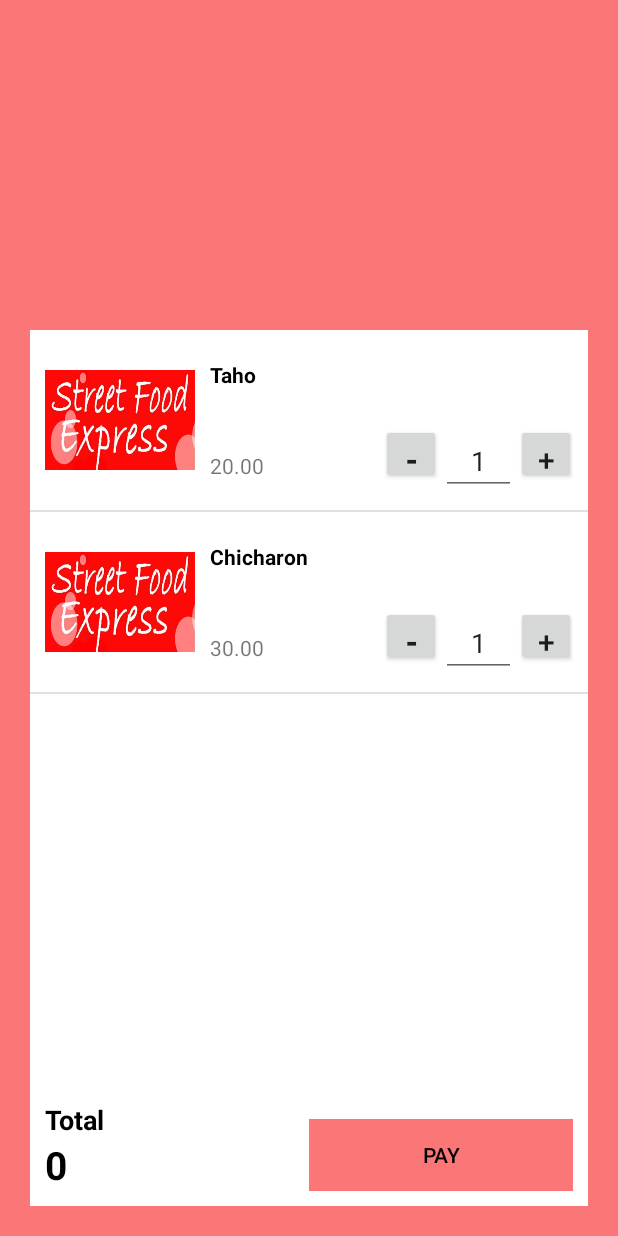
After one commit to itsmitchyyyy/StreetFoodExpress, an Android app: the OrderActivity screen opened directly, with no data from a screen before it, on a phone screen of 412 x 824 dp. The commit adds this screen. Run offline under Robolectric (Android 15) with nearby library versions, the phone set to English and light mode, and no system bars.

Commit message:
Order Activity

```diff
--- a/app/src/main/AndroidManifest.xml
+++ b/app/src/main/AndroidManifest.xml
@@ -2,7 +2,7 @@
 <manifest xmlns:android="http://schemas.android.com/apk/res/android"
     package="com.example.administrator.streetfood">
 
-    <uses-permission android:name="android.permission.INTERNET"></uses-permission>
+    <uses-permission android:name="android.permission.INTERNET" />
 
     <application
         android:allowBackup="true"
@@ -19,7 +19,8 @@
             </intent-filter>
         </activity>
         <activity android:name=".MainActivity" />
-        <activity android:name=".RegisterActivity"></activity>
+        <activity android:name=".RegisterActivity" />
+        <activity android:name=".OrderActivity"></activity>
     </application>
 
 </manifest>
--- a/app/src/main/java/com/example/administrator/streetfood/MainActivity.java
+++ b/app/src/main/java/com/example/administrator/streetfood/MainActivity.java
@@ -4,12 +4,14 @@ import android.content.Intent;
 import android.support.v7.app.AppCompatActivity;
 import android.os.Bundle;
 import android.view.View;
+import android.widget.Button;
 import android.widget.TextView;
 
 public class MainActivity extends AppCompatActivity implements View.OnClickListener {
 
 
     TextView registerNowButton;
+    Button loginButton;
 
     @Override
     protected void onCreate(Bundle savedInstanceState) {
@@ -17,14 +19,21 @@ public class MainActivity extends AppCompatActivity implements View.OnClickListe
         setContentView(R.layout.activity_main);
 
         registerNowButton = this.findViewById(R.id.textView2);
+        loginButton = this.findViewById(R.id.button);
 
         registerNowButton.setOnClickListener(this);
+        loginButton.setOnClickListener(this);
     }
 
     @Override
     public void onClick(View v) {
         int id = v.getId();
         switch(id){
+            case R.id.button:
+                Intent testIntent = new Intent(MainActivity.this, OrderActivity.class);
+                startActivity(testIntent);
+                finish();
+                break;
             case R.id.textView2:
                 Intent registerIntent = new Intent(MainActivity.this, RegisterActivity.class);
                 startActivity(registerIntent);
--- /dev/null
+++ b/app/src/main/java/com/example/administrator/streetfood/Order.java
@@ -0,0 +1,89 @@
+package com.example.administrator.streetfood;
+
+public class Order {
+    private int id, productId, customerId, quantity, productImage;
+    private double orderAmount, productPrice;
+    private String orderDate, orderName;
+
+    public Order(int productId, int customerId, int quantity, int productImage, double productPrice, String orderDate, String orderName) {
+        this.productId = productId;
+        this.customerId = customerId;
+        this.quantity = quantity;
+        this.productImage = productImage;
+        this.productPrice = productPrice;
+        this.orderDate = orderDate;
+        this.orderName = orderName;
+    }
+
+    public int getProductImage() {
+        return productImage;
+    }
+
+    public void setProductImage(int productImage) {
+        this.productImage = productImage;
+    }
+
+    public double getProductPrice() {
+        return productPrice;
+    }
+
+    public void setProductPrice(double productPrice) {
+        this.productPrice = productPrice;
+    }
+
+    public String getOrderName() {
+        return orderName;
+    }
+
+    public void setOrderName(String orderName) {
+        this.orderName = orderName;
+    }
+
+    public int getId() {
+        return id;
+    }
+
+    public void setId(int id) {
+        this.id = id;
+    }
+
+    public int getProductId() {
+        return productId;
+    }
+
+    public void setProductId(int productId) {
+        this.productId = productId;
+    }
+
+    public int getCustomerId() {
+        return customerId;
+    }
+
+    public void setCustomerId(int customerId) {
+        this.customerId = customerId;
+    }
+
+    public int getQuantity() {
+        return quantity;
+    }
+
+    public void setQuantity(int quantity) {
+        this.quantity = quantity;
+    }
+
+    public double getOrderAmount() {
+        return orderAmount;
+    }
+
+    public void setOrderAmount(double orderAmount) {
+        this.orderAmount = orderAmount;
+    }
+
+    public String getOrderDate() {
+        return orderDate;
+    }
+
+    public void setOrderDate(String orderDate) {
+        this.orderDate = orderDate;
+    }
+}
--- /dev/null
+++ b/app/src/main/java/com/example/administrator/streetfood/OrderActivity.java
@@ -0,0 +1,40 @@
+package com.example.administrator.streetfood;
+
+import android.support.v7.app.AppCompatActivity;
+import android.os.Bundle;
+import android.widget.ListView;
+import android.widget.TextView;
+
+import java.util.ArrayList;
+
+public class OrderActivity extends AppCompatActivity {
+
+    ListView listView;
+    OrderListAdapter orderListAdapter;
+    ArrayList<Order> orderList = new ArrayList<Order>();
+    TextView totalAmount;
+
+    @Override
+    protected void onCreate(Bundle savedInstanceState) {
+        super.onCreate(savedInstanceState);
+        setContentView(R.layout.activity_order);
+
+        orderList.add(new Order(1, 1, 20, R.drawable.streetfoodlogo, 20.00, "2019-01-01", "Taho"));
+        orderList.add(new Order(2, 2, 30, R.drawable.streetfoodlogo, 30.00, "2019-02-02", "Chicharon"));
+
+        orderListAdapter = new OrderListAdapter(this, orderList);
+        listView = findViewById(R.id.listView1);
+        totalAmount = findViewById(R.id.textView4);
+
+        listView.setAdapter(orderListAdapter);
+        totalAmount.setText(Integer.toString(getTotalAmount()));
+    }
+
+    public int getTotalAmount() {
+        int totalAmount = 0;
+        for (Order order: orderList) {
+            totalAmount += order.getOrderAmount();
+        }
+        return totalAmount;
+    }
+}
--- /dev/null
+++ b/app/src/main/java/com/example/administrator/streetfood/OrderListAdapter.java
@@ -0,0 +1,87 @@
+package com.example.administrator.streetfood;
+
+import android.content.Context;
+import android.text.Layout;
+import android.view.LayoutInflater;
+import android.view.View;
+import android.view.ViewGroup;
+import android.widget.ArrayAdapter;
+import android.widget.Button;
+import android.widget.EditText;
+import android.widget.ImageView;
+import android.widget.TextView;
+import android.widget.Toast;
+
+import java.util.ArrayList;
+
+public class OrderListAdapter extends ArrayAdapter<Order> {
+
+    public static ArrayList<Order> list;
+
+    static class ViewHolder {
+        ImageView orderImage;
+        TextView orderName, orderPrice;
+        Button btnDecrement, btnIncrement;
+        EditText stepCounter;
+    }
+
+    public OrderListAdapter(Context context, ArrayList<Order> resource) {
+        super(context, 0, resource);
+    }
+
+//    public getOrderAmount(){
+//
+//    }
+
+    @Override
+    public View getView(int position, View convertView, ViewGroup parent) {
+        final Order order = getItem(position);
+
+        final ViewHolder viewHolder;
+        if(convertView == null) {
+            viewHolder = new ViewHolder();
+            LayoutInflater inflater = LayoutInflater.from(getContext());
+            convertView = inflater.inflate(R.layout.order_layout, null);
+            viewHolder.orderImage = convertView.findViewById(R.id.imageView2);
+            viewHolder.orderName = convertView.findViewById(R.id.textView7);
+            viewHolder.orderPrice = convertView.findViewById(R.id.textView11);
+            viewHolder.btnDecrement = convertView.findViewById(R.id.button4);
+            viewHolder.btnIncrement = convertView.findViewById(R.id.button6);
+            viewHolder.stepCounter = convertView.findViewById(R.id.editText5);
+            convertView.setTag(viewHolder);
+        } else {
+            viewHolder = (ViewHolder) convertView.getTag();
+        }
+
+        viewHolder.orderImage.setImageResource(order.getProductImage());
+        viewHolder.orderName.setText(order.getOrderName());
+        viewHolder.orderPrice.setText(String.format("%.2f", order.getProductPrice()));
+        viewHolder.btnIncrement.setOnClickListener(new View.OnClickListener() {
+            @Override
+            public void onClick(View v) {
+                int currentQuantity = Integer.parseInt(viewHolder.stepCounter.getText().toString()) + 1;;
+                viewHolder.stepCounter.setText(Integer.toString(currentQuantity));
+
+                double amountOrder = order.getProductPrice() * currentQuantity;
+                order.setOrderAmount(amountOrder);
+
+                notifyDataSetChanged();
+
+            }
+        });
+        viewHolder.btnDecrement.setOnClickListener(new View.OnClickListener() {
+            @Override
+            public void onClick(View v) {
+                int currentQuantity = Integer.parseInt(viewHolder.stepCounter.getText().toString()) - 1;
+                viewHolder.stepCounter.setText(Integer.toString(currentQuantity));
+
+                double amountOrder = order.getProductPrice() * currentQuantity;
+                order.setOrderAmount(amountOrder);
+
+                notifyDataSetChanged();
+            }
+        });
+
+        return convertView;
+    }
+}
--- /dev/null
+++ b/app/src/main/res/layout/activity_order.xml
@@ -0,0 +1,82 @@
+<?xml version="1.0" encoding="utf-8"?>
+<LinearLayout xmlns:android="http://schemas.android.com/apk/res/android"
+    xmlns:app="http://schemas.android.com/apk/res-auto"
+    xmlns:tools="http://schemas.android.com/tools"
+    android:layout_width="match_parent"
+    android:layout_height="match_parent"
+    android:background="@color/customColor"
+    android:orientation="vertical"
+    tools:context=".OrderActivity">
+
+    <LinearLayout
+        android:layout_width="match_parent"
+        android:layout_height="200dp"
+        android:orientation="vertical">
+
+    </LinearLayout>
+
+    <LinearLayout
+        android:layout_width="match_parent"
+        android:layout_height="match_parent"
+        android:orientation="vertical"
+        android:padding="20dp">
+
+        <ListView
+            android:id="@+id/listView1"
+            android:layout_width="match_parent"
+            android:layout_height="252dp"
+            android:background="@android:color/background_light"
+            android:scrollbars="vertical" />
+
+        <LinearLayout
+            android:layout_width="match_parent"
+            android:layout_height="match_parent"
+            android:background="@android:color/background_light"
+            android:orientation="horizontal"
+            android:padding="10dp">
+
+            <LinearLayout
+                android:layout_width="match_parent"
+                android:layout_height="match_parent"
+                android:layout_weight="1"
+                android:gravity="bottom"
+                android:orientation="vertical">
+
+                <TextView
+                    android:id="@+id/textView"
+                    android:layout_width="match_parent"
+                    android:layout_height="wrap_content"
+                    android:text="Total"
+                    android:textColor="@android:color/black"
+                    android:textSize="18sp"
+                    android:textStyle="bold" />
+
+                <TextView
+                    android:id="@+id/textView4"
+                    android:layout_width="match_parent"
+                    android:layout_height="wrap_content"
+                    android:text="textView"
+                    android:textColor="@android:color/black"
+                    android:textSize="26sp"
+                    android:textStyle="bold" />
+            </LinearLayout>
+
+            <LinearLayout
+                android:layout_width="match_parent"
+                android:layout_height="match_parent"
+                android:layout_weight="1"
+                android:gravity="bottom"
+                android:orientation="vertical">
+
+                <Button
+                    android:id="@+id/button5"
+                    android:layout_width="match_parent"
+                    android:layout_height="wrap_content"
+                    android:background="@color/customColor"
+                    android:text="Pay"
+                    android:textColor="@android:color/black" />
+            </LinearLayout>
+        </LinearLayout>
+
+    </LinearLayout>
+</LinearLayout>
--- /dev/null
+++ b/app/src/main/res/layout/order_layout.xml
@@ -0,0 +1,81 @@
+<?xml version="1.0" encoding="utf-8"?>
+<LinearLayout xmlns:android="http://schemas.android.com/apk/res/android"
+    xmlns:app="http://schemas.android.com/apk/res-auto"
+    android:layout_width="match_parent"
+    android:layout_height="wrap_content"
+    android:padding="10dp">
+
+    <ImageView
+        android:id="@+id/imageView2"
+        android:layout_width="100dp"
+        android:layout_height="100dp"
+        app:srcCompat="@mipmap/ic_launcher" />
+
+    <LinearLayout
+        android:layout_width="match_parent"
+        android:layout_height="match_parent"
+        android:layout_marginLeft="10dp"
+        android:layout_marginRight="5dp"
+        android:layout_weight="1"
+        android:orientation="vertical">
+
+        <TextView
+            android:id="@+id/textView7"
+            android:layout_width="match_parent"
+            android:layout_height="wrap_content"
+            android:layout_marginTop="10dp"
+            android:text="TextView"
+            android:textColor="@android:color/black"
+            android:textStyle="bold" />
+
+        <TextView
+            android:id="@+id/textView10"
+            android:layout_width="match_parent"
+            android:layout_height="wrap_content"
+            android:layout_weight="1" />
+
+        <TextView
+            android:id="@+id/textView11"
+            android:layout_width="match_parent"
+            android:layout_height="wrap_content"
+            android:layout_marginBottom="10dp"
+            android:text="TextView" />
+    </LinearLayout>
+
+    <LinearLayout
+        android:layout_width="match_parent"
+        android:layout_height="match_parent"
+        android:layout_weight="1"
+        android:gravity="bottom|center_horizontal"
+        android:orientation="horizontal">
+
+        <Button
+            android:id="@+id/button4"
+            android:layout_width="40dp"
+            android:layout_height="40dp"
+            android:focusable="false"
+            android:text="-"
+            android:textSize="20sp"
+            android:textStyle="bold" />
+
+        <EditText
+            android:id="@+id/editText5"
+            android:layout_width="50dp"
+            android:layout_height="wrap_content"
+            android:ems="10"
+            android:focusable="false"
+            android:gravity="center_vertical|center_horizontal"
+            android:inputType="number"
+            android:paddingLeft="10dp"
+            android:paddingRight="10dp"
+            android:text="1" />
+
+        <Button
+            android:id="@+id/button6"
+            android:layout_width="40dp"
+            android:layout_height="40dp"
+            android:focusable="false"
+            android:text="+"
+            android:textSize="20sp" />
+    </LinearLayout>
+</LinearLayout>
```
Also changed, not shown: app/build.gradle (line endings or trailing spaces), app/src/main/res/drawable/streetfoodlogo.jpg (added), 649 other files.
